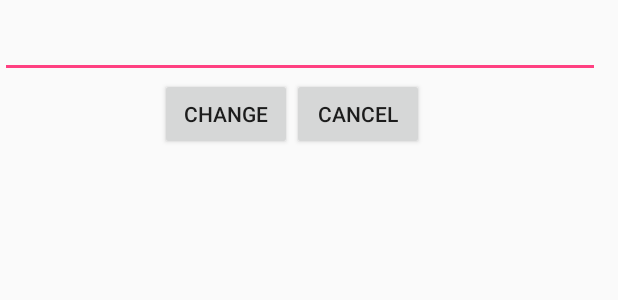
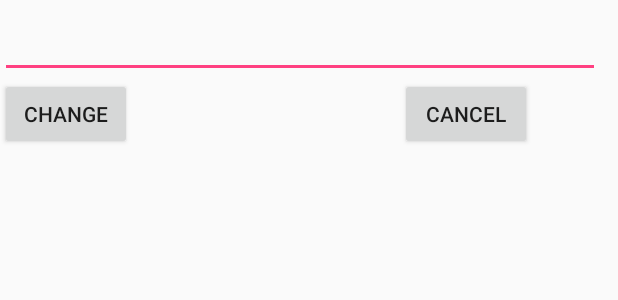
Before and after one commit to Dee-J/TV-Talk, an Android app: the layout change_url.xml on its own in the app's theme, with its tools: preview values and no code run, on a phone screen of 412 x 824 dp. Shown: the top 300 px of the screen. Run offline under Robolectric (Android 15) with nearby library versions, the phone set to English and light mode, and no system bars.

Commit message:
WIKI.md and 약간 코드 수정

```diff
--- a/Android/TV-Talk/app/src/main/java/com/tv_talk/LogActivity.java
+++ b/Android/TV-Talk/app/src/main/java/com/tv_talk/LogActivity.java
@@ -1,5 +1,10 @@
 package com.tv_talk;
+/*
+    메뉴바에서 Log 누르면 새로운 액티비티 창이 뜸
 
+    현재 접속중인 서버 주소
+    Log들(Connect라던가, 서버주고 변경이라던가)
+ */
 import android.content.Intent;
 import android.os.Bundle;
 import android.support.v7.app.AppCompatActivity;
--- a/Android/TV-Talk/app/src/main/res/layout/activity_main.xml
+++ b/Android/TV-Talk/app/src/main/res/layout/activity_main.xml
@@ -12,6 +12,8 @@
     <WebView
         android:layout_width="match_parent"
         android:layout_height="match_parent"
+        android:focusable="true"
+        android:focusableInTouchMode="true"
         android:id="@+id/webView"
         android:layout_gravity="left|top" />
 </FrameLayout>
--- a/Android/TV-Talk/app/src/main/res/layout/change_url.xml
+++ b/Android/TV-Talk/app/src/main/res/layout/change_url.xml
@@ -10,19 +10,19 @@
         android:text="Change"
         android:id="@+id/OK"
         android:layout_alignParentBottom="true"
-        android:layout_toLeftOf="@+id/NOK"
-        android:layout_toStartOf="@+id/NOK" />
+        android:layout_alignParentLeft="true"
+        android:layout_alignParentStart="true" />
 
     <Button
         android:layout_width="wrap_content"
         android:layout_height="wrap_content"
         android:text="Cancel"
         android:id="@+id/NOK"
-        android:layout_alignParentBottom="true"
+        android:layout_alignTop="@+id/OK"
         android:layout_alignParentRight="true"
         android:layout_alignParentEnd="true"
-        android:layout_marginRight="117dp"
-        android:layout_marginEnd="117dp" />
+        android:layout_marginRight="45dp"
+        android:layout_marginEnd="45dp" />
 
     <EditText
         android:layout_width="wrap_content"
@@ -32,5 +32,8 @@
         android:layout_alignParentLeft="true"
         android:layout_alignParentStart="true"
         android:layout_alignParentRight="true"
-        android:layout_alignParentEnd="true" />
+        android:layout_alignParentEnd="true"
+        android:enabled="true"
+        android:focusable="true"
+        android:inputType="textUri" />
 </RelativeLayout>
```
Also changed, not shown: Android/TV-Talk/app/src/main/java/com/tv_talk/MainActivity.java (+9 -7 lines), Android/TV-Talk/app/src/main/java/com/tv_talk/UrlActivity.java (+7 -0 lines), 1 other file.
